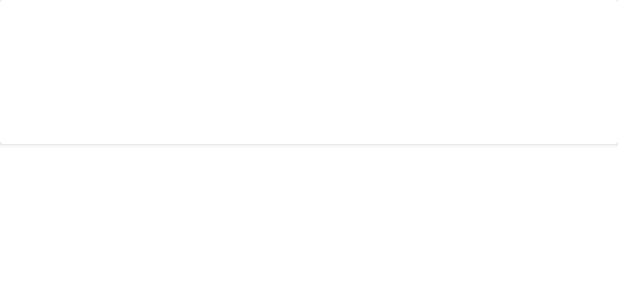
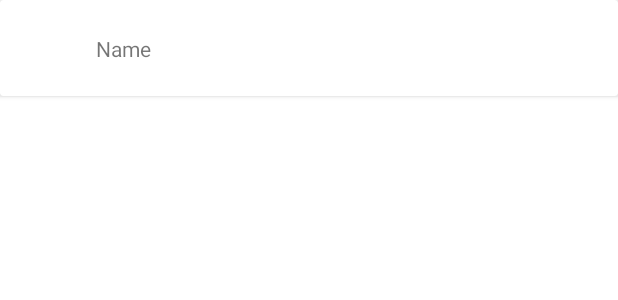
Before and after one commit to Xerox-Parc/material-components-demo, an Android app: the layout item_component.xml on its own in the app's theme, with its tools: preview values and no code run, on a phone screen of 412 x 824 dp. Shown: the top 300 px of the screen. Run offline under Robolectric (Android 15) with nearby library versions, the phone set to English and light mode, and no system bars.

Commit message:
Refactor #1 #30 minor changes
- Improve layout and redability of code
- Refactor the main app bar, add documentation, extract hardcoded value, standardized resource id in snake case
- Only affects highlight class

```diff
--- a/app/src/main/java/com/xeroxparc/materialcomponentsdemo/data/MaterialComponent.java
+++ b/app/src/main/java/com/xeroxparc/materialcomponentsdemo/data/MaterialComponent.java
@@ -1,5 +1,10 @@
 package com.xeroxparc.materialcomponentsdemo.data;
 
+/**
+ * Domain object class.
+ * @author Fabio Buracchi
+ *
+ */
 public class MaterialComponent {
 
     private String name;
--- a/app/src/main/res/layout/item_component.xml
+++ b/app/src/main/res/layout/item_component.xml
@@ -2,37 +2,28 @@
 <androidx.cardview.widget.CardView
     xmlns:android="http://schemas.android.com/apk/res/android"
     xmlns:app="http://schemas.android.com/apk/res-auto"
+    xmlns:tools="http://schemas.android.com/tools"
     android:layout_width="match_parent"
-    android:layout_height="96dp">
+    android:layout_height="@dimen/card_height">
 
     <androidx.constraintlayout.widget.ConstraintLayout
-
         android:layout_width="match_parent"
         android:layout_height="match_parent">
 
-        <ImageView
-            android:id="@+id/imageView"
-            android:layout_width="64dp"
-            android:layout_height="64dp"
-            android:layout_marginStart="@dimen/margin_medium"
-            android:layout_marginTop="@dimen/margin_medium"
-            android:layout_marginBottom="@dimen/margin_medium"
-            app:layout_constraintBottom_toBottomOf="parent"
-            app:layout_constraintStart_toStartOf="parent"
-            app:layout_constraintTop_toTopOf="parent"/>
-
         <TextView
-            android:id="@+id/textView"
+            android:id="@+id/text_view_name"
             android:layout_width="0dp"
             android:layout_height="wrap_content"
-            android:layout_marginStart="@dimen/margin_medium"
+            android:text="Name"
+            android:layout_marginStart="@dimen/margin_large"
             android:layout_marginTop="@dimen/margin_medium"
-            android:layout_marginEnd="@dimen/margin_medium"
+            android:layout_marginEnd="@dimen/margin_large"
             android:layout_marginBottom="@dimen/margin_medium"
             app:layout_constraintBottom_toBottomOf="parent"
             app:layout_constraintEnd_toEndOf="parent"
-            app:layout_constraintStart_toEndOf="@id/imageView"
-            app:layout_constraintTop_toTopOf="parent"/>
+            app:layout_constraintStart_toStartOf="parent"
+            app:layout_constraintTop_toTopOf="parent"
+            tools:ignore="HardcodedText" />
     </androidx.constraintlayout.widget.ConstraintLayout>
 
 </androidx.cardview.widget.CardView>
--- a/app/src/main/res/values/dimens.xml
+++ b/app/src/main/res/values/dimens.xml
@@ -5,4 +5,5 @@
     <dimen name="margin_large">64dp</dimen>
 
     <dimen name="banner_height">192dp</dimen>
+    <dimen name="card_height">64dp</dimen>
 </resources>
```
Also changed, not shown: app/src/main/java/com/xeroxparc/materialcomponentsdemo/data/ComponentRepository.java (+10 -2 lines), app/src/main/java/com/xeroxparc/materialcomponentsdemo/ui/component/textfield/TextFieldActivity.java (+7 -0 lines), app/src/main/java/com/xeroxparc/materialcomponentsdemo/ui/component/textfield/TextFieldBinder.java (+15 -10 lines), app/src/main/java/com/xeroxparc/materialcomponentsdemo/ui/search/ComponentListAdapter.java (+7 -1 lines), app/src/main/java/com/xeroxparc/materialcomponentsdemo/ui/search/ComponentListItemBinder.java (+11 -11 lines), app/src/main/java/com/xeroxparc/materialcomponentsdemo/ui/search/ComponentSearchActivity.java (+8 -9 lines), app/src/main/java/com/xeroxparc/materialcomponentsdemo/ui/search/ComponentSearchBinder.java (+27 -27 lines), app/src/main/java/com/xeroxparc/materialcomponentsdemo/ui/search/ComponentSearchViewModel.java (+10 -3 lines), app/src/main/java/com/xeroxparc/materialcomponentsdemo/utils/Utils.java (+27 -10 lines), app/src/main/res/layout/activity_search.xml (+10 -15 lines), app/src/main/res/layout/app_bar_main.xml (+16 -6 lines).
